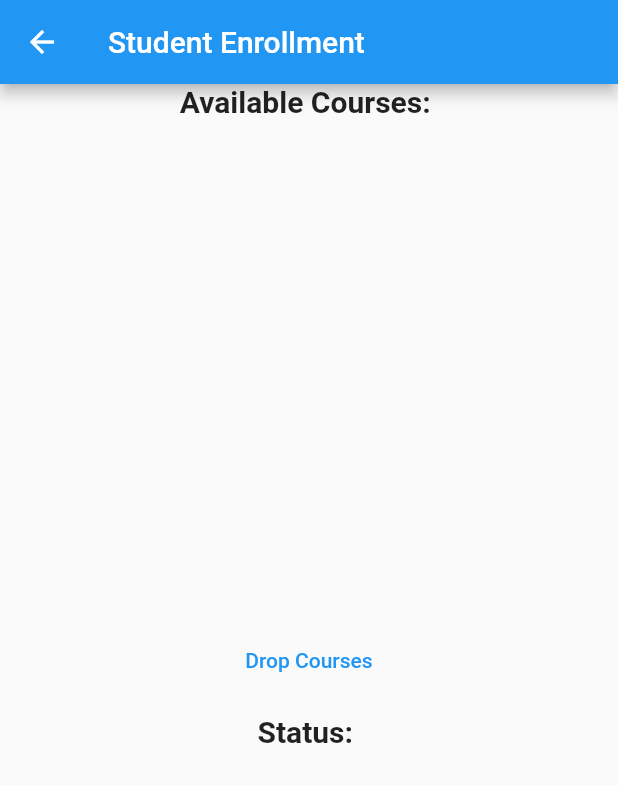
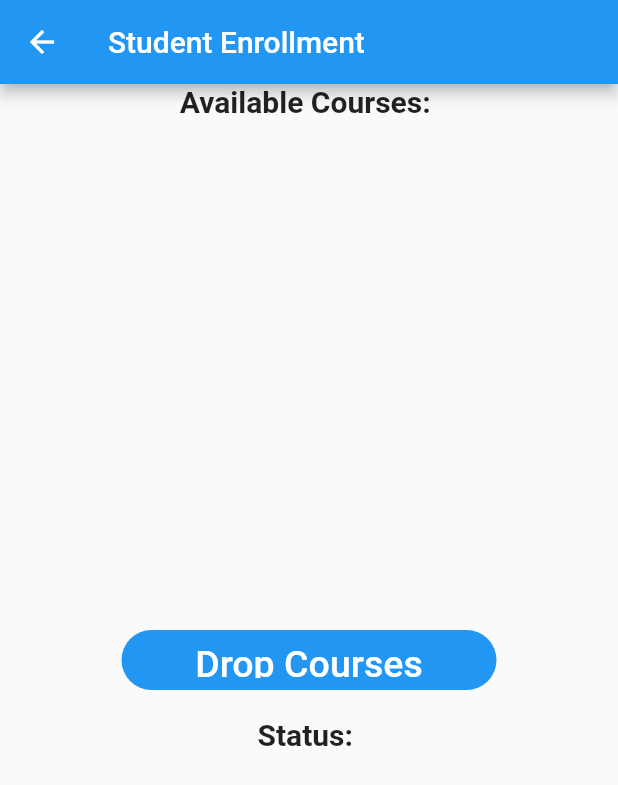
Before and after one commit to adatiaaman/Academic-Portal, a Flutter app: the StudentPage screen opened directly, on a phone screen of 412 x 824 dp. Shown: the top 785 px of the screen. Run offline on Flutter 3.47's test engine with Material 2 defaults, Android fonts, the light colour scheme and no system bars; our stand-ins replace cloud_firestore, email_validator, firebase_auth, firebase_core, tuple; missing offline and left inert: dart:html; accounts and stored records are empty.

Commit message:
eigth commit

```diff
--- a/lib/screens/home_page.dart
+++ b/lib/screens/home_page.dart
@@ -55,10 +55,6 @@ class _HomePageState extends State<HomePage> {
         child: Column(
           mainAxisAlignment: MainAxisAlignment.center,
           children: [
-            Container(
-              child: Text(
-                  'DEP Team: T11\nAman Pankaj Adatia - 2020CSB1154\nSanyam Walia - 2020CSB1122\nAnubhav Kataria - 2020CSB1073\nDileep Kumar Kanwat - 2020CSB1085\n\n'),
-            ),
             const Text(
               'Logged In as',
               style: TextStyle(
--- a/lib/screens/instructor_page.dart
+++ b/lib/screens/instructor_page.dart
@@ -66,6 +66,10 @@ class _InstructorPageState extends State<InstructorPage> {
           onPressed: () {
             addItemToList();
             _db.collection('Course').doc(user.email!).set({'details': course});
+            // Navigator.pushReplacement(
+            //               context,
+            //               MaterialPageRoute(
+            //                   builder: (BuildContext context) => super.widget));
           },
         ),
         Expanded(
--- a/lib/screens/start_up.dart
+++ b/lib/screens/start_up.dart
@@ -18,6 +18,10 @@ class StartScreen extends StatelessWidget {
         body: SingleChildScrollView(
           child: Column(
             children: <Widget>[
+              Container(
+                child: Text(
+                    '\n\nDEP Team: T11\nAman Pankaj Adatia - 2020CSB1154\nSanyam Walia - 2020CSB1122\nAnubhav Kataria - 2020CSB1073\nDileep Kumar Kanwat - 2020CSB1085\n\n'),
+              ),
               const SizedBox(
                 height: 30,
               ),
--- a/lib/screens/student_drop_page.dart
+++ b/lib/screens/student_drop_page.dart
@@ -82,6 +82,10 @@ class _StudentDropState extends State<StudentDrop> {
                           .collection('Student')
                           .doc(user.email!)
                           .update({'one': diy});
+                      Navigator.pushReplacement(
+                          context,
+                          MaterialPageRoute(
+                              builder: (BuildContext context) => super.widget));
                     },
                     child: Text('Drop'),
                   ),
--- a/lib/screens/student_page.dart
+++ b/lib/screens/student_page.dart
@@ -134,6 +134,10 @@ class _StudentPageState extends State<StudentPage> {
                           .collection('Student')
                           .doc(user.email!)
                           .set({'one': stud});
+                      Navigator.pushReplacement(
+                          context,
+                          MaterialPageRoute(
+                              builder: (BuildContext context) => super.widget));
                     },
                     child: Text('Enroll'),
                   ),
@@ -143,9 +147,14 @@ class _StudentPageState extends State<StudentPage> {
           ),
         ),
         const SizedBox(
-          height: 12,
+          height: 18,
         ),
-        TextButton(
+        Container(
+          height: 40,
+          width: 250,
+          decoration: BoxDecoration(
+              color: Colors.blue, borderRadius: BorderRadius.circular(20)),
+          child: TextButton(
             onPressed: () {
               Navigator.push(
                 context,
@@ -156,10 +165,12 @@ class _StudentPageState extends State<StudentPage> {
             },
             child: const Text(
               'Drop Courses',
+              style: TextStyle(color: Colors.white, fontSize: 25),
+            ),
           ),
         ),
         const SizedBox(
-          height: 12,
+          height: 18,
         ),
         Text(
           'Status: ',
```
Also changed, not shown: lib/screens/advisor_page.dart (+12 -0 lines). Lines whose indentation alone changed are shown as unchanged.
